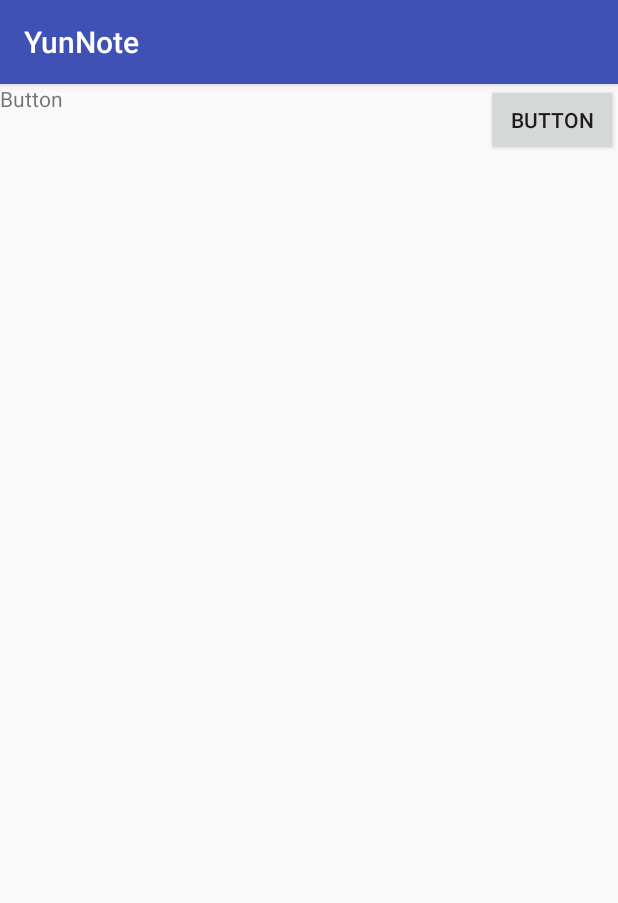
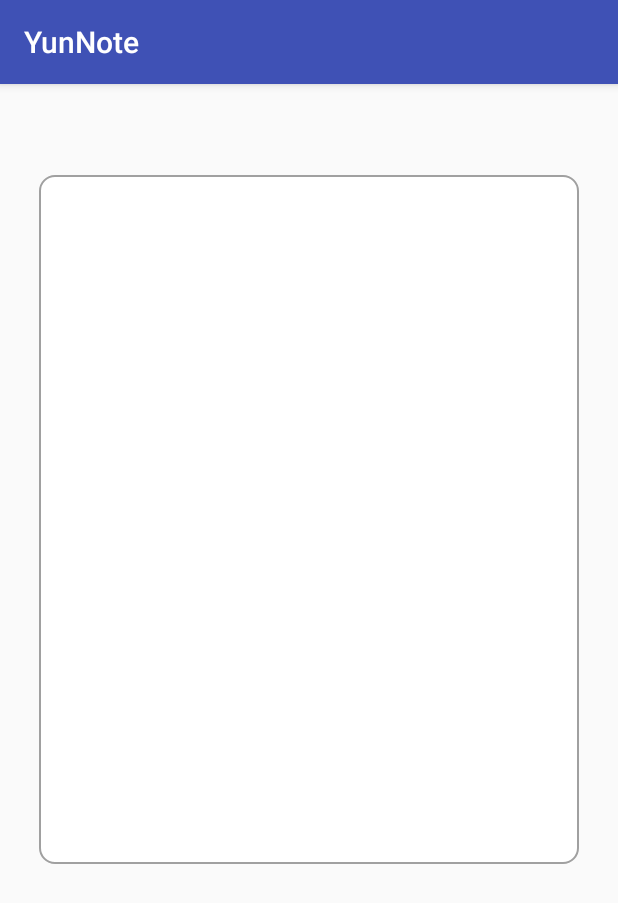
Before and after one commit to WangHexie/YunNote, an Android app: the DocModifyActivity screen opened directly, with no data from a screen before it, on a phone screen of 412 x 824 dp. Shown: the top 903 px of the screen. Run offline under Robolectric (Android 15) with nearby library versions, the phone set to English and light mode, and no system bars.

Commit message:
modify ui   test to be done

```diff
--- a/client/MobileApp/app/src/main/java/com/app/mobile/mobileapp/DocModifyActivity.java
+++ b/client/MobileApp/app/src/main/java/com/app/mobile/mobileapp/DocModifyActivity.java
@@ -1,13 +1,17 @@
 package com.app.mobile.mobileapp;
 
+import android.content.SharedPreferences;
 import android.support.v7.app.AppCompatActivity;
 import android.os.Bundle;
 import android.view.View;
 import android.widget.Button;
+import android.widget.EditText;
+
+import mobileapp.Function.Network;
 
 public class DocModifyActivity extends AppCompatActivity {
 
-    private Button btn;
+    private EditText textarea;
 
     @Override
     protected void onCreate(Bundle savedInstanceState) {
@@ -15,14 +19,29 @@ public class DocModifyActivity extends AppCompatActivity {
         setContentView(R.layout.activity_doc_modify);
 
         final YunNoteApplication yunNoteApplication = (YunNoteApplication) getApplication();
-        btn = findViewById(R.id.button);
+        textarea = findViewById(R.id.textarea);
+        textarea.setText(getIntent().getStringExtra("doc"));
+        getIntent().getStringExtra("key");
 
-        btn.setOnClickListener(new View.OnClickListener() {
-            @Override
-            public void onClick(View view) {
-                yunNoteApplication.getHandler().sendEmptyMessage(1);
+
+
+
+    }
+
+    @Override
+    public void onBackPressed() {
+        super.onBackPressed();
+        SharedPreferences preferences = getSharedPreferences("cookieRW", MODE_PRIVATE);
+
+        YunNoteApplication yunNoteApplication;
+        if (Network.deleteDoc(getIntent().getStringExtra("doc") , preferences.getString("cookieRW","0")).equals("1")){
+            String newkey = Network.addDocToList(textarea.getText().toString() ,preferences.getString("cookieRW","0") );
+            if (!newkey.equals("")){
+                yunNoteApplication = (YunNoteApplication) getApplication();
+                yunNoteApplication.ListAdd(textarea.getText().toString());
+                yunNoteApplication.ListAdd(newkey);
             }
-        });
+        }
 
 
     }
--- /dev/null
+++ b/client/MobileApp/app/src/main/res/drawable/shape.xml
@@ -0,0 +1,18 @@
+<shape xmlns:android="http://schemas.android.com/apk/res/android"
+    android:shape="rectangle">
+
+    <solid android:color="#FFFFFF"/>
+
+    <stroke
+        android:width="1dp"
+        android:color="#A0A0A0"/>
+
+    <padding
+        android:bottom="10dp"
+        android:left="10dp"
+        android:right="10dp"
+        android:top="10dp"/>
+
+    <corners android:radius="10dp"/>
+
+</shape>
--- a/client/MobileApp/app/src/main/res/layout/activity_doc_modify.xml
+++ b/client/MobileApp/app/src/main/res/layout/activity_doc_modify.xml
@@ -6,19 +6,24 @@
     android:layout_height="match_parent"
     tools:context=".DocModifyActivity">
 
-    <Button
-        android:id="@+id/button"
-        android:layout_width="wrap_content"
-        android:layout_height="wrap_content"
-        android:text="Button"
-        app:layout_constraintEnd_toEndOf="parent"
-        tools:layout_editor_absoluteY="165dp" />
+   <EditText
+       android:id="@+id/textarea"
+       android:layout_width="360dp"
+       android:layout_height="459dp"
+       android:layout_marginBottom="8dp"
+       android:layout_marginEnd="8dp"
+       android:layout_marginStart="8dp"
+       android:layout_marginTop="8dp"
+       android:background="@drawable/shape"
+       android:enabled="true"
+       android:gravity="top"
+       android:maxLines="10"
+       android:minLines="8"
+       android:scrollbars="vertical"
+       app:layout_constraintBottom_toBottomOf="parent"
+       app:layout_constraintEnd_toEndOf="parent"
+       app:layout_constraintStart_toStartOf="parent"
+       app:layout_constraintTop_toTopOf="parent"
+       app:layout_constraintVertical_bias="0.181" />
 
-    <TextView
-        android:id="@+id/textView"
-        android:layout_width="wrap_content"
-        android:layout_height="wrap_content"
-        android:text="Button"
-        tools:layout_editor_absoluteX="368dp"
-        tools:layout_editor_absoluteY="311dp" />
 </android.support.constraint.ConstraintLayout>
```
Also changed, not shown: client/MobileApp/app/src/main/AndroidManifest.xml (+8 -2 lines), client/MobileApp/app/src/main/java/com/app/mobile/mobileapp/YunNoteApplication.java (+11 -0 lines), client/MobileApp/app/src/main/java/com/app/mobile/mobileapp/doc_list_Activity.java (+9 -2 lines).
